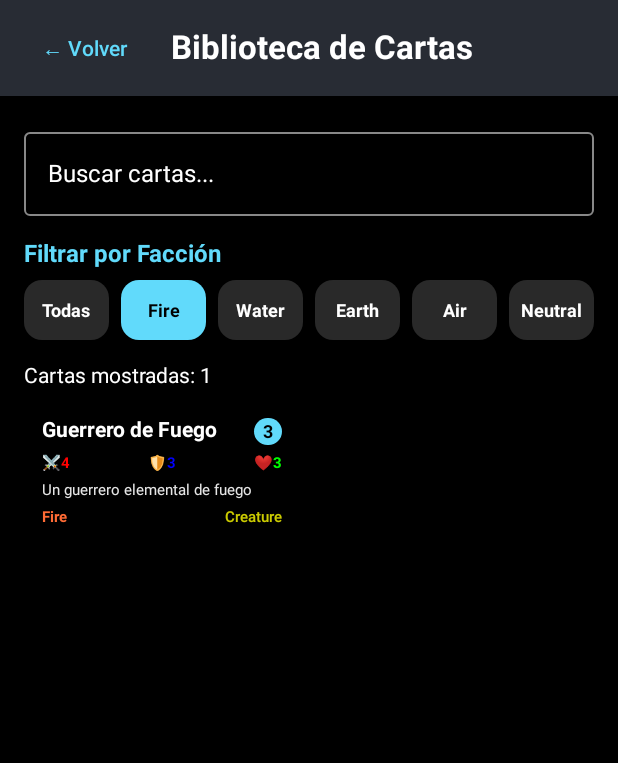
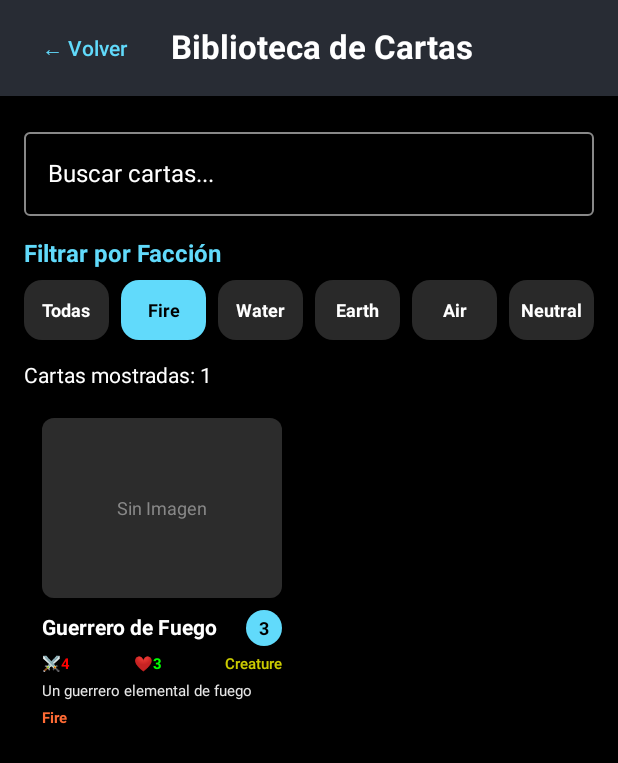
Before and after one commit to Jiancardeus/Realms-in-Discord-AppsMoviles, an Android app built with Jetpack Compose: the CardLibraryScreen screen opened through its navigation route, after a tap on "Fire", on a phone screen of 412 x 824 dp. Shown: the top 763 px of the screen. Run offline under Robolectric (Android 15) with nearby library versions, the phone set to English and light mode, and no system bars; our stand-ins replace Dagger/Hilt's generated code; pictures from the network do not load; 1 other tap on this screen came first.

Commit message:
Fix biblioteca cartas

```diff
--- a/app/build.gradle.kts
+++ b/app/build.gradle.kts
@@ -51,7 +51,7 @@ dependencies {
     implementation(libs.androidx.compose.material3)
     implementation(libs.androidx.compose.foundation.layout)
     implementation(libs.androidx.compose.foundation)
-
+    implementation("io.coil-kt:coil-compose:2.4.0")
     val room_version = "2.6.1"
     val hilt_version = "2.51.1"
     val retrofit_version = "2.9.0"
--- a/app/src/main/java/com/example/realmsindiscord/ui/common/CardItem.kt
+++ b/app/src/main/java/com/example/realmsindiscord/ui/common/CardItem.kt
@@ -1,4 +1,4 @@
-package com.example.realmsindiscord.ui.common
+package com.example.realmsindiscord.ui.components
 
 import androidx.compose.foundation.background
 import androidx.compose.foundation.clickable
@@ -7,19 +7,29 @@ import androidx.compose.foundation.layout.Box
 import androidx.compose.foundation.layout.Column
 import androidx.compose.foundation.layout.Row
 import androidx.compose.foundation.layout.Spacer
+import androidx.compose.foundation.layout.fillMaxSize
 import androidx.compose.foundation.layout.fillMaxWidth
 import androidx.compose.foundation.layout.height
 import androidx.compose.foundation.layout.padding
+import androidx.compose.foundation.layout.size
+import androidx.compose.foundation.shape.CircleShape
+import androidx.compose.foundation.shape.RoundedCornerShape
 import androidx.compose.material3.Card
 import androidx.compose.material3.CardDefaults
 import androidx.compose.material3.Text
 import androidx.compose.runtime.Composable
+import androidx.compose.ui.Alignment
 import androidx.compose.ui.Modifier
+import androidx.compose.ui.draw.clip
 import androidx.compose.ui.graphics.Color
+import androidx.compose.ui.layout.ContentScale
 import androidx.compose.ui.text.font.FontWeight
 import androidx.compose.ui.text.style.TextOverflow
 import androidx.compose.ui.unit.dp
 import androidx.compose.ui.unit.sp
+import coil.compose.AsyncImage
+import coil.compose.SubcomposeAsyncImage
+import coil.compose.SubcomposeAsyncImageContent
 import com.example.realmsindiscord.ui.theme.TealAccent
 
 @Composable
@@ -27,6 +37,9 @@ fun CardItem(
     card: com.example.realmsindiscord.data.remote.model.CardModel,
     onClick: () -> Unit
 ) {
+    // DEBUG: Verificar la URL de la imagen
+    println("DEBUG CARD: ${card.name} - Image URL: '${card.imageUrl}' - Blank: ${card.imageUrl.isBlank()}")
+
     Card(
         modifier = Modifier
             .fillMaxWidth()
@@ -34,17 +47,24 @@ fun CardItem(
         colors = CardDefaults.cardColors(
             containerColor = Color.Black.copy(alpha = 0.8f)
         ),
-        elevation = CardDefaults.cardElevation(defaultElevation = 4.dp)
+        elevation = CardDefaults.cardElevation(defaultElevation = 4.dp),
+        shape = RoundedCornerShape(12.dp)
     ) {
         Column(
             modifier = Modifier
                 .fillMaxWidth()
                 .padding(12.dp)
         ) {
+            // IMAGEN DE LA CARTA - VERSIÓN MEJORADA
+            CardImageSection(card)
+
+            Spacer(modifier = Modifier.height(8.dp))
+
             // Encabezado: Nombre y Costo
             Row(
                 modifier = Modifier.fillMaxWidth(),
-                horizontalArrangement = Arrangement.SpaceBetween
+                horizontalArrangement = Arrangement.SpaceBetween,
+                verticalAlignment = Alignment.CenterVertically
             ) {
                 Text(
                     text = card.name,
@@ -59,8 +79,9 @@ fun CardItem(
                 // Costo con diseño mejorado
                 Box(
                     modifier = Modifier
-                        .background(TealAccent, androidx.compose.foundation.shape.CircleShape)
-                        .padding(horizontal = 6.dp, vertical = 2.dp)
+                        .background(TealAccent, CircleShape)
+                        .size(24.dp),
+                    contentAlignment = Alignment.Center
                 ) {
                     Text(
                         text = "${card.cost}",
@@ -73,18 +94,36 @@ fun CardItem(
 
             Spacer(modifier = Modifier.height(6.dp))
 
-            // Estadísticas (si es una criatura)
-            if (card.attack > 0 || card.defense > 0 || card.health > 0) {
+            // SOLO 3 ATRIBUTOS: Ataque, Vida/Defensa, Tipo
             Row(
                 modifier = Modifier.fillMaxWidth(),
                 horizontalArrangement = Arrangement.SpaceBetween
             ) {
+                // Ataque (si es mayor a 0)
+                if (card.attack > 0) {
                     StatBadge("⚔️${card.attack}", Color.Red)
-                    StatBadge("🛡️${card.defense}", Color.Blue)
-                    StatBadge("❤️${card.health}", Color.Green)
+                } else {
+                    Spacer(modifier = Modifier.weight(1f))
                 }
+
+                // Vida o Defensa (usar el que tenga valor)
+                val defenseValue = if (card.defense > 0) card.defense else card.health
+                if (defenseValue > 0) {
+                    StatBadge("❤️$defenseValue", Color.Green)
+                } else {
+                    Spacer(modifier = Modifier.weight(1f))
+                }
+
+                // Tipo de carta
+                Text(
+                    text = card.type,
+                    color = Color.Yellow.copy(alpha = 0.8f),
+                    fontSize = 10.sp,
+                    fontWeight = FontWeight.Medium
+                )
+            }
+
             Spacer(modifier = Modifier.height(6.dp))
-            }
 
             // Descripción
             Text(
@@ -98,23 +137,85 @@ fun CardItem(
 
             Spacer(modifier = Modifier.height(6.dp))
 
-            // Pie: Facción y Tipo
-            Row(
-                modifier = Modifier.fillMaxWidth(),
-                horizontalArrangement = Arrangement.SpaceBetween
-            ) {
+            // Facción
             Text(
                 text = card.faction,
                 color = getFactionColor(card.faction),
                 fontSize = 10.sp,
                 fontWeight = FontWeight.Bold
             )
+        }
+    }
+}
+
+@Composable
+private fun CardImageSection(card: com.example.realmsindiscord.data.remote.model.CardModel) {
+    Box(
+        modifier = Modifier
+            .fillMaxWidth()
+            .height(120.dp)
+            .clip(RoundedCornerShape(8.dp))
+            .background(Color.DarkGray.copy(alpha = 0.3f))
+    ) {
+        // Usar SubcomposeAsyncImage para mejor control
+        SubcomposeAsyncImage(
+            model = if (card.imageUrl.isNotBlank()) card.imageUrl else null,
+            contentDescription = "Imagen de ${card.name}",
+            modifier = Modifier.fillMaxSize(),
+            contentScale = ContentScale.Crop
+        ) {
+            val state = painter.state
+            if (state is coil.compose.AsyncImagePainter.State.Loading || card.imageUrl.isBlank()) {
+                // Loading o sin imagen
+                Box(
+                    modifier = Modifier
+                        .fillMaxSize()
+                        .background(Color.DarkGray.copy(alpha = 0.5f)),
+                    contentAlignment = Alignment.Center
+                ) {
+                    Column(horizontalAlignment = Alignment.CenterHorizontally) {
                         Text(
-                    text = card.type,
-                    color = Color.Yellow.copy(alpha = 0.8f),
-                    fontSize = 10.sp,
-                    fontWeight = FontWeight.Medium
+                            text = if (card.imageUrl.isBlank()) "Sin Imagen" else "Cargando...",
+                            color = Color.Gray,
+                            fontSize = 12.sp
                         )
+                        if (card.imageUrl.isNotBlank()) {
+                            Text(
+                                text = card.imageUrl.take(30) + "...",
+                                color = Color.Gray,
+                                fontSize = 8.sp,
+                                maxLines = 1,
+                                overflow = TextOverflow.Ellipsis
+                            )
+                        }
+                    }
+                }
+            } else if (state is coil.compose.AsyncImagePainter.State.Error) {
+                // Error cargando imagen
+                Box(
+                    modifier = Modifier
+                        .fillMaxSize()
+                        .background(Color.Red.copy(alpha = 0.2f)),
+                    contentAlignment = Alignment.Center
+                ) {
+                    Column(horizontalAlignment = Alignment.CenterHorizontally) {
+                        Text(
+                            text = "Error imagen",
+                            color = Color.Red,
+                            fontSize = 12.sp
+                        )
+                        Text(
+                            text = card.imageUrl.take(30) + "...",
+                            color = Color.Red,
+                            fontSize = 8.sp,
+                            maxLines = 1,
+                            overflow = TextOverflow.Ellipsis
+                        )
+                    }
+                }
+            } else {
+                // Imagen cargada correctamente
+                SubcomposeAsyncImageContent()
             }
         }
     }
@@ -136,6 +237,7 @@ private fun getFactionColor(faction: String): Color {
         "water" -> Color(0xFF4FC3F7)
         "earth" -> Color(0xFF81C784)
         "air" -> Color(0xFFE1F5FE)
+        "neutral" -> Color(0xFFB0BEC5)
         else -> TealAccent
     }
 }
--- a/app/src/main/java/com/example/realmsindiscord/ui/deck/components/CardLibraryPanel.kt
+++ b/app/src/main/java/com/example/realmsindiscord/ui/deck/components/CardLibraryPanel.kt
@@ -121,7 +121,7 @@ private fun FactionFilterRow(
     selectedFaction: String?,
     onFactionSelect: (String?) -> Unit
 ) {
-    val factions = listOf("Todas", "Fire", "Water", "Earth", "Air", "Neutral")
+    val factions = listOf("Todas", "Solares", "Corrupcion", "Earth", "Air", "Neutral")
 
     Row(
         modifier = Modifier.fillMaxWidth(),
--- a/app/src/main/java/com/example/realmsindiscord/ui/library/CardLibraryScreen.kt
+++ b/app/src/main/java/com/example/realmsindiscord/ui/library/CardLibraryScreen.kt
@@ -34,7 +34,7 @@ import androidx.compose.ui.text.font.FontWeight
 import androidx.compose.ui.unit.dp
 import androidx.compose.ui.unit.sp
 import androidx.hilt.navigation.compose.hiltViewModel
-import com.example.realmsindiscord.ui.common.CardItem
+import com.example.realmsindiscord.ui.components.CardItem
 import com.example.realmsindiscord.ui.theme.TealAccent
 import com.example.realmsindiscord.viewmodel.library.LibraryViewModel
 
```
Also changed, not shown: app/src/main/java/com/example/realmsindiscord/domain/models/Deck.kt (+4 -4 lines). Lines whose indentation alone changed are shown as unchanged.
